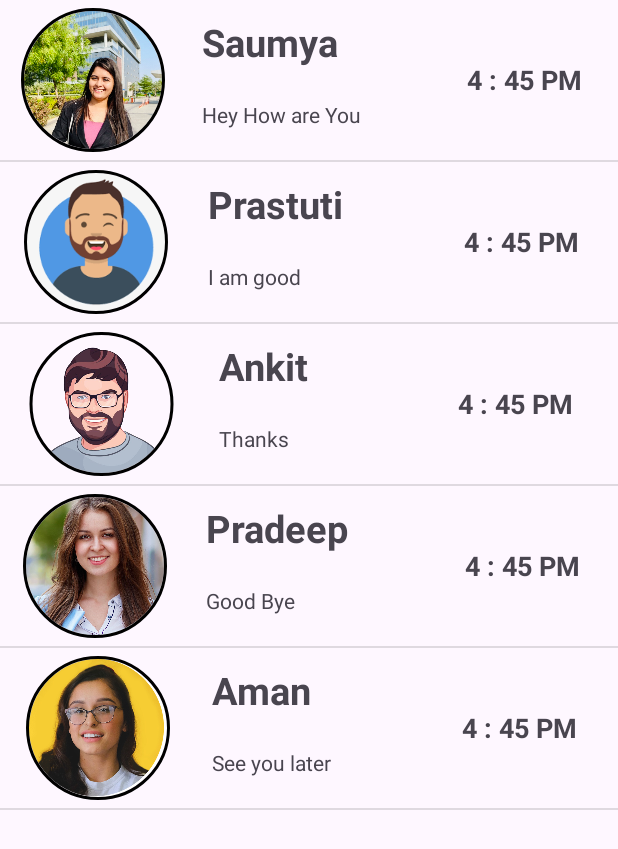
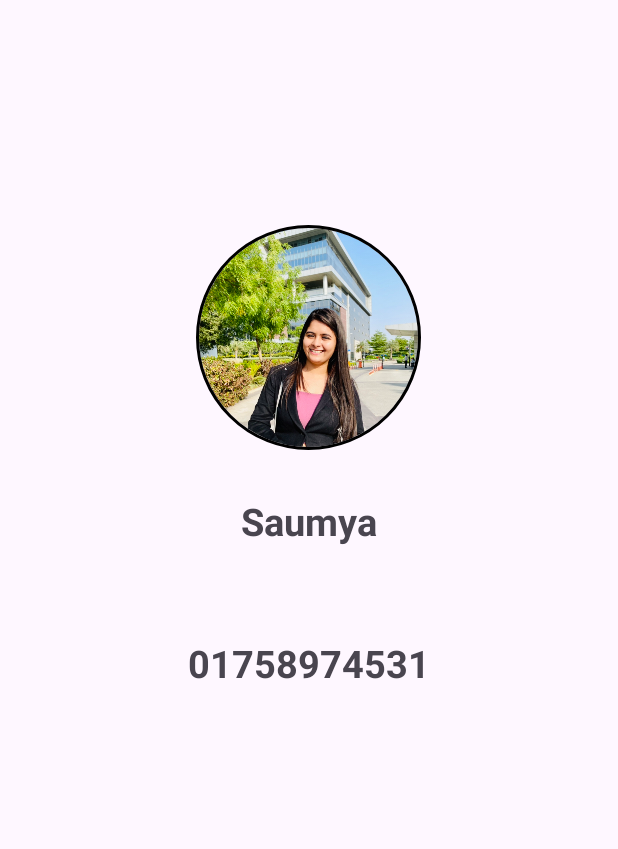
Before and after one commit to Jubayed-A/List-View-Custom-List-View-, an Android app: the screen it shows after launch (MainActivity before the commit, UsersActivity after it), after a tap on "Saumya", on a phone screen of 412 x 824 dp. Shown: the top 849 px of the screen. Run offline under Robolectric (Android 15) with nearby library versions, the phone set to English and light mode, and no system bars; our stand-ins replace CircleImageView.

Commit message:
main app design and logic develop

```diff
--- a/app/src/main/AndroidManifest.xml
+++ b/app/src/main/AndroidManifest.xml
@@ -13,6 +13,9 @@
         android:theme="@style/Theme.ListViewCustomApp"
         tools:targetApi="31">
         <activity
+            android:name=".UsersActivity"
+            android:exported="false" />
+        <activity
             android:name=".MainActivity"
             android:exported="true">
             <intent-filter>
--- a/app/src/main/java/com/example/listviewcustomapp/MainActivity.kt
+++ b/app/src/main/java/com/example/listviewcustomapp/MainActivity.kt
@@ -1,5 +1,6 @@
 package com.example.listviewcustomapp
 
+import android.content.Intent
 import androidx.appcompat.app.AppCompatActivity
 import android.os.Bundle
 import android.widget.ListView
@@ -19,12 +20,12 @@ class MainActivity : AppCompatActivity() {
         val lastMsg = arrayOf("Hey How are You", "I am good", "Thanks", "Good Bye", "See you later")
         val lastMsgTime = arrayOf("4 : 45 PM", "4 : 45 PM", "4 : 45 PM", "4 : 45 PM", "4 : 45 PM")
         val phoneNum = arrayOf("01758974531", "01758974531", "01758974531", "01758974531", "01758974531")
-        val imaId = arrayOf(R.drawable.pic5, R.drawable.pic1, R.drawable.pic2, R.drawable.pic3, R.drawable.pic4)
+        val imgId = arrayOf(R.drawable.pic5, R.drawable.pic1, R.drawable.pic2, R.drawable.pic3, R.drawable.pic4)
 
         userArrayList = ArrayList()
 
         for (eachIndex in name.indices){
-            val user = Users(name[eachIndex], lastMsg[eachIndex], lastMsgTime[eachIndex], phoneNum[eachIndex],imaId[eachIndex])
+            val user = Users(name[eachIndex], lastMsg[eachIndex], lastMsgTime[eachIndex], phoneNum[eachIndex],imgId[eachIndex])
             userArrayList.add(user)
         }
 
@@ -33,6 +34,18 @@ class MainActivity : AppCompatActivity() {
 
         // click on every item part here
         listView.setOnItemClickListener { parent, view, position, id ->
+            // open new activity
+
+            val userName = name[position]
+            val userPhone = phoneNum[position]
+            val imageId = imgId[position]
+
+            val intent = Intent(this, UsersActivity::class.java)
+
+            intent.putExtra("name", userName)
+            intent.putExtra("phone", userPhone)
+            intent.putExtra("imageId", imageId)
+            startActivity(intent)
 
         }
     }
--- /dev/null
+++ b/app/src/main/java/com/example/listviewcustomapp/UsersActivity.kt
@@ -0,0 +1,26 @@
+package com.example.listviewcustomapp
+
+import androidx.appcompat.app.AppCompatActivity
+import android.os.Bundle
+import android.widget.TextView
+import de.hdodenhof.circleimageview.CircleImageView
+
+class UsersActivity : AppCompatActivity() {
+    override fun onCreate(savedInstanceState: Bundle?) {
+        super.onCreate(savedInstanceState)
+        setContentView(R.layout.activity_users)
+
+        val name = intent.getStringExtra("name")
+        val phone = intent.getStringExtra("phone")
+        val imageId = intent.getIntExtra("imageId", R.drawable.pic5)
+
+        val tvName = findViewById<TextView>(R.id.tvName)
+        val tvPhone = findViewById<TextView>(R.id.tvPhone)
+        val image = findViewById<CircleImageView>(R.id.profile_image)
+
+        tvName.text = name
+        tvPhone.text = phone
+        image.setImageResource(imageId)
+
+    }
+}
--- /dev/null
+++ b/app/src/main/res/layout/activity_users.xml
@@ -0,0 +1,43 @@
+<?xml version="1.0" encoding="utf-8"?>
+<LinearLayout xmlns:android="http://schemas.android.com/apk/res/android"
+    xmlns:app="http://schemas.android.com/apk/res-auto"
+    xmlns:tools="http://schemas.android.com/tools"
+    android:layout_width="match_parent"
+    android:layout_height="match_parent"
+    android:orientation="vertical"
+    tools:context=".UsersActivity">
+
+    <de.hdodenhof.circleimageview.CircleImageView
+        xmlns:app="http://schemas.android.com/apk/res-auto"
+        android:id="@+id/profile_image"
+        android:layout_width="150dp"
+        android:layout_height="150dp"
+        android:src="@drawable/pic5"
+        app:civ_border_width="2dp"
+        android:layout_marginTop="150dp"
+        android:layout_gravity="center"
+        app:civ_border_color="#FF000000"/>
+
+    <TextView
+        android:id="@+id/tvName"
+        android:layout_width="wrap_content"
+        android:layout_height="wrap_content"
+        android:textSize="25sp"
+        android:textStyle="bold"
+        android:layout_margin="20dp"
+        android:padding="10dp"
+        android:layout_gravity="center"
+        android:text="@string/Saumya_singh"
+        /><TextView
+        android:id="@+id/tvPhone"
+        android:layout_width="wrap_content"
+        android:layout_height="wrap_content"
+        android:textSize="25sp"
+        android:textStyle="bold"
+        android:layout_margin="20dp"
+        android:padding="10dp"
+        android:layout_gravity="center"
+        android:text="@string/phone"
+        />
+
+</LinearLayout>
--- a/app/src/main/res/values/strings.xml
+++ b/app/src/main/res/values/strings.xml
@@ -3,4 +3,5 @@
     <string name="Saumya_singh">Saumya Singh</string>
     <string name="hello_how_are_you">Hello How are you</string>
     <string name="_4_45_pm">4 : 45 PM</string>
+    <string name="phone">phone</string>
 </resources>
```
Also changed, not shown: app/src/main/res/drawable/pic1.jpeg (renamed from app/src/main/res/drawable/pic3.jpeg), app/src/main/res/drawable/pic3.png (renamed from app/src/main/res/drawable/pic1.png), app/src/main/res/drawable/pic4.jpeg (deleted), app/src/main/res/drawable/pic4.png (added).
